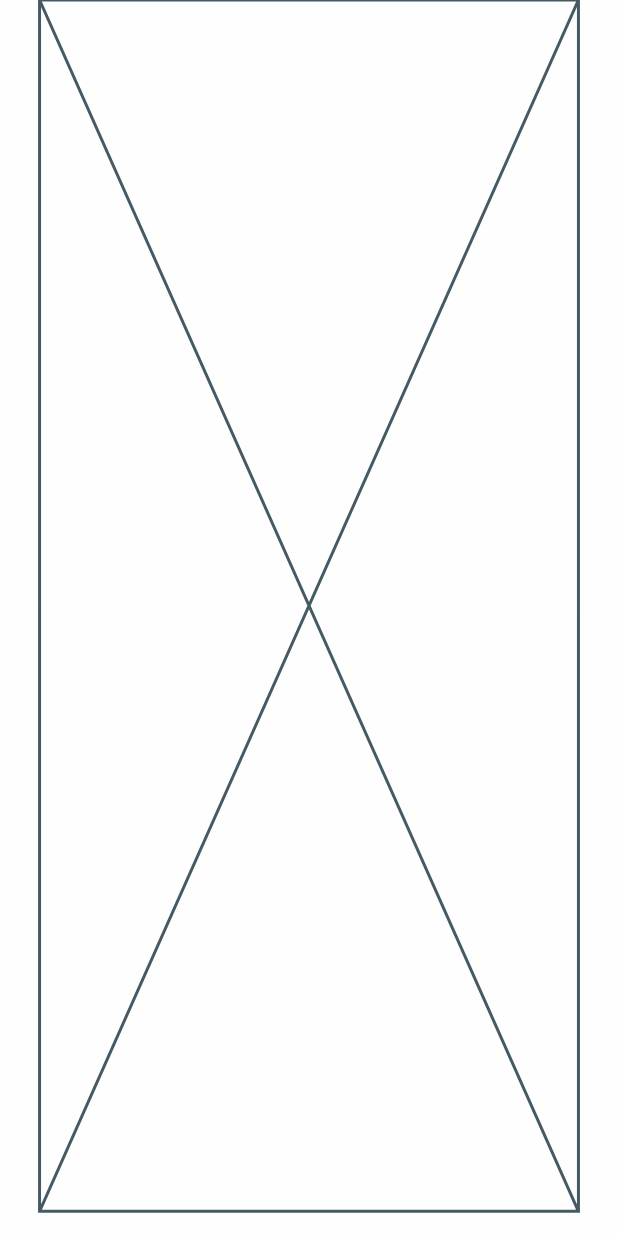
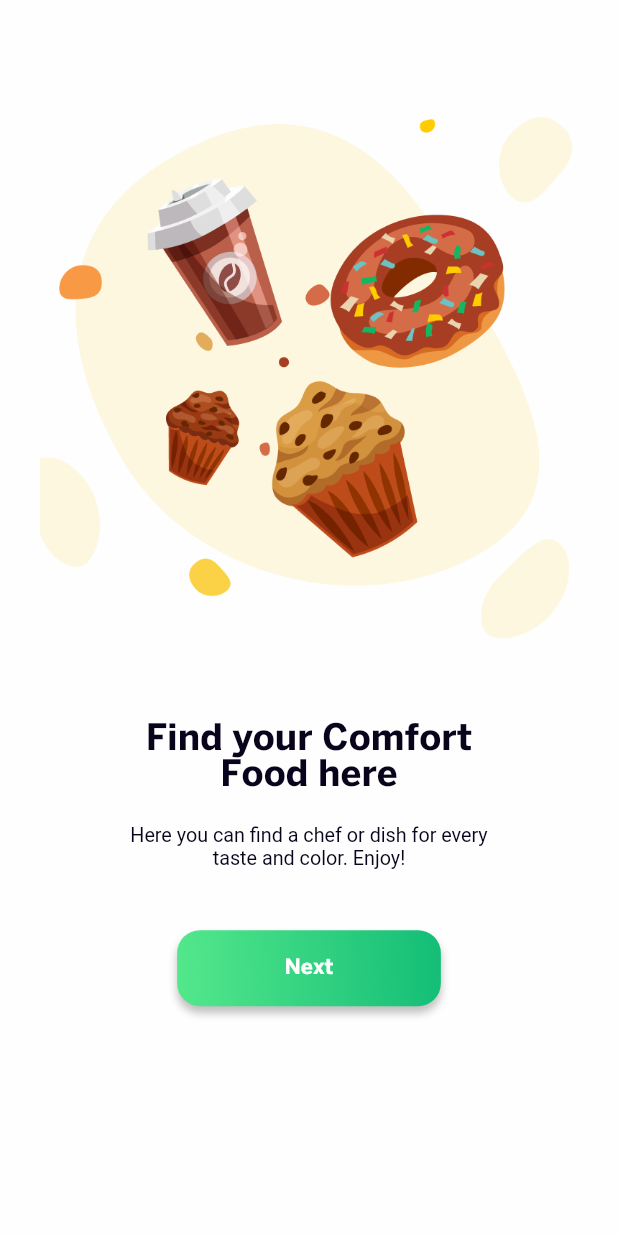
Before and after one commit to sublime247/food_delivery, a Flutter app: the screen it shows after launch, on a phone screen of 412 x 824 dp. Run offline on Flutter 3.47's test engine with Material 2 defaults, Android fonts, the phone set to English and light mode, and no system bars; our stand-ins replace equatable, firebase_core, flutter_riverpod, flutter_screenutil, fpdart, go_router; accounts and stored records are empty; Roboto replaces fonts that are missing (Montserrat).

```diff
--- a/lib/cores/components/button.dart
+++ b/lib/cores/components/button.dart
@@ -1,31 +1,47 @@
-// import 'package:flutter/material.dart';
+import 'package:flutter/material.dart';
+import 'package:food_delivery/cores/utils/utils.dart';
 
-// class ButtonWidet extends StatelessWidget {
-//   const ButtonWidet({super.key});
-
-//   @override
-//   Widget build(BuildContext context) {
-//     return Container(
-//       width: 141,
-//       height: 57,
-//       decoration: ShapeDecoration(
-//         gradient: const LinearGradient(
-//           begin: Alignment(0.99, -0.15),
-//           end: Alignment(-0.99, 0.15),
-//           colors: [Color(0xFF53E78B), Color(0xFF14BE77)],
-//         ),
-//         shape: RoundedRectangleBorder(
-//           borderRadius: BorderRadius.circular(15),
-//         ),
-//         shadows: const [
-//           BoxShadow(
-//             color: Color(0x3F000000),
-//             blurRadius: 4,
-//             offset: Offset(0, 4),
-//             spreadRadius: 0,
-//           )
-//         ],
-//       ),
-//     );
-//   }
-// }
+class ButtonWidget extends StatelessWidget {
+  const ButtonWidget({
+    super.key,
+    this.text,
+    this.child,
+    required this.onTap,
+  });
+  final String? text;
+  final Widget? child;
+  final VoidCallback onTap;
+  @override
+  Widget build(BuildContext context) {
+    return Container(
+      width: w(160),
+      height: h(50),
+      decoration: ShapeDecoration(
+        gradient: const LinearGradient(
+          begin: Alignment(0.99, -0.15),
+          end: Alignment(-0.99, 0.15),
+          colors: [Color(0xFF14BE77), Color(0xFF53E78B)],
+        ),
+        shape: RoundedRectangleBorder(
+          borderRadius: BorderRadius.circular(sr(15)),
+        ),
+        shadows: const [
+          BoxShadow(
+            color: Color(0x3F000000),
+            blurRadius: 4,
+            offset: Offset(0, 4),
+            spreadRadius: 0,
+          )
+        ],
+      ),
+      child: ElevatedButton(
+        onPressed: onTap,
+        style: ElevatedButton.styleFrom(
+          backgroundColor: Colors.transparent,
+          shadowColor: Colors.transparent,
+        ),
+        child: child ?? Text(text ?? ''),
+      ),
+    );
+  }
+}
--- a/lib/cores/components/components.dart
+++ b/lib/cores/components/components.dart
@@ -1,2 +1,3 @@
 export 'scaffold_widget.dart';
 export 'text_widget.dart';
+export 'button.dart';
--- a/lib/cores/components/text_widget.dart
+++ b/lib/cores/components/text_widget.dart
@@ -7,7 +7,7 @@ class TextWidget extends StatelessWidget {
     this.text, {
     Key? key,
     this.fontSize = kfsMedium,
-    this.textColor ,
+    this.textColor,
     this.fontWeight = FontWeight.w400,
     this.textAlign = TextAlign.justify,
     this.maxLines,
@@ -60,8 +60,8 @@ class RichTextWidget extends StatelessWidget {
     Key? key,
     this.fontSize = kfsMedium,
     this.fontSize2 = kfsMedium,
-    this.textColor ,
-    this.textColor2 ,
+    this.textColor,
+    this.textColor2,
     this.fontWeight = FontWeight.w400,
     this.fontWeight2 = FontWeight.w400,
     this.textAlign = TextAlign.justify,
--- a/lib/cores/constants/app_images.dart
+++ b/lib/cores/constants/app_images.dart
@@ -1,7 +1,7 @@
 abstract class ImageAssets {
   static const String logo = 'assets/images/Logo.png';
-  static const String onboardIllustration = 'assets/images/illustration.png';
-  static const String onboardIllustration2 = 'assets/images/illustration2.png';
+  static const String onboardIllustration = 'assets/images/Illustration.png';
+  static const String onboardIllustration2 = 'assets/images/Illustration2.png';
   static const String galleryIcon = 'assets/icons/gallery.svg';
   static const String payoneer = 'assets/icons/payoneer.svg';
   static const String paypal = 'assets/icons/paypal.svg';
--- /dev/null
+++ b/lib/cores/constants/app_strings.dart
@@ -0,0 +1,2 @@
+const String vigaFont = 'Viga';
+const String bentonSansFont = 'BentonSans';
--- a/lib/cores/constants/constants.dart
+++ b/lib/cores/constants/constants.dart
@@ -1 +1,3 @@
 export 'font_size.dart';
+export 'app_images.dart';
+export 'app_strings.dart';
--- a/lib/cores/navigator/app_routes.dart
+++ b/lib/cores/navigator/app_routes.dart
@@ -30,7 +30,7 @@ final appRoutes = [
 
   ),
   GoRoute(
-    path: RouteLocation.signup,
+    path: RouteLocation.signUp,
     parentNavigatorKey: navigationKey,
     builder: SplashView.builder,
 
--- a/lib/cores/navigator/route_location.dart
+++ b/lib/cores/navigator/route_location.dart
@@ -8,5 +8,5 @@ class RouteLocation {
   static String get onboard1 => '/onboard1';
   static String get onboard2 => '/onboard2';
   static String get login => '/login';
-  static String get signup => '/signup';
+  static String get signUp => '/signUp';
 }
--- a/lib/cores/theme/dark_palette.dart
+++ b/lib/cores/theme/dark_palette.dart
@@ -1,9 +1,11 @@
 import 'package:flutter/material.dart';
-import 'package:food_delivery/cores/theme/pallette.dart';
+import 'package:food_delivery/cores/theme/palette.dart';
 
 class DarkPalette implements Palette {
   @override
   Color get mainTextColor => const Color(0xffffffff);
+  @override
+  Color get primaryColor => const Color(0xFF53E78B);
 
   @override
   ThemeExtension<Palette> copyWith() {
@@ -21,3 +23,8 @@ class DarkPalette implements Palette {
   @override
   Object get type => Palette;
 }
+//  style: Theme.of(context).textTheme.displayLarge!.copyWith(
+//                     fontSize: sp(40),
+//                     fontWeight: FontWeight.bold,
+//                     color: AppColor.primayColor,
+//                   ),
--- a/lib/cores/theme/light_palette.dart
+++ b/lib/cores/theme/light_palette.dart
@@ -1,9 +1,11 @@
 import 'package:flutter/material.dart';
-import 'package:food_delivery/cores/theme/pallette.dart';
+import 'package:food_delivery/cores/theme/palette.dart';
 
 class LightPalette implements Palette {
   @override
   Color get mainTextColor => const Color(0xFF09041B);
+  @override
+  Color get primaryColor => const Color(0xFF53E78B);
 
   @override
   ThemeExtension<Palette> copyWith() {
--- a/lib/cores/theme/pallette.dart
+++ b/lib/cores/theme/palette.dart
@@ -2,4 +2,5 @@ import 'package:flutter/material.dart';
 
 abstract class Palette extends ThemeExtension<Palette> {
   Color get mainTextColor;
+  Color get primaryColor;
 }
--- a/lib/cores/theme/theme.dart
+++ b/lib/cores/theme/theme.dart
@@ -1,4 +1,4 @@
 export 'dark_palette.dart';
 export 'light_palette.dart';
-export 'pallette.dart';
+export 'palette.dart';
 export 'theme_mode_selector.dart';
--- a/lib/features/onboarding/presentation/views/onboard_screen.dart
+++ b/lib/features/onboarding/presentation/views/onboard_screen.dart
@@ -1,16 +1,11 @@
-
 import 'package:flutter/material.dart';
 import 'package:flutter_riverpod/flutter_riverpod.dart';
-import 'package:food_delivery/cores/components/scaffold_widget.dart';
-import 'package:go_router/go_router.dart';
+import 'package:food_delivery/cores/components/components.dart';
+import 'package:food_delivery/cores/constants/constants.dart';
+import 'package:food_delivery/cores/theme/theme.dart';
+import 'package:food_delivery/cores/utils/utils.dart';
 
 class OnboardScreen extends ConsumerStatefulWidget {
-  //  static OnboardScreen builder(
-  //   BuildContext context,
-  //   GoRouterState state,
-  //   WidgetRef ref,
-  // ) =>
-  //     const OnboardScreen();
   const OnboardScreen({super.key});
 
   @override
@@ -18,12 +13,37 @@ class OnboardScreen extends ConsumerStatefulWidget {
 }
 
 class _OnboardScreenState extends ConsumerState<OnboardScreen> {
-
   @override
   Widget build(BuildContext context) {
-    return  const ScaffoldWidget(body:
-     Placeholder()
-
-    , useSingleScroll: false);
+    late final theme = Theme.of(context).extension<Palette>()!;
+    return ScaffoldWidget(
+      body: Column(
+        children: [
+          vSpace(kXtremeLarge),
+          Image.asset(ImageAssets.onboardIllustration),
+          vSpace(kGlobalPadding),
+          TextWidget(
+            'Find your Comfort\nFood here',
+            textAlign: TextAlign.center,
+            textColor: theme.mainTextColor,
+            fontFamily: bentonSansFont,
+            fontSize: sp(kfsSuperLarge),
+          ),
+          vSpace(kfsExtraLarge),
+          TextWidget(
+            'Here you can find a chef or dish for every\ntaste and color. Enjoy!',
+            textAlign: TextAlign.center,
+            textColor: theme.mainTextColor,
+            fontSize: sp(kfsVeryTiny),
+          ),
+          vSpace(kXtremeLarge),
+          ButtonWidget(
+            onTap: () {},
+            text: 'Next',
+          )
+        ],
+      ),
+      useSingleScroll: false,
+    );
   }
 }
--- a/pubspec.yaml
+++ b/pubspec.yaml
@@ -52,8 +52,6 @@ flutter:
     - assets/icons/
     - assets/
 
-
-
   # An image asset can refer to one or more resolution-specific "variants", see
   # https://flutter.dev/assets-and-images/#resolution-aware
 
@@ -69,6 +67,9 @@ flutter:
     - family: BentonSans
       fonts:
         - asset: assets/fonts/BentonSans-Bold.otf
+    - family: Viga
+      fonts:
+        - asset: assets/fonts/Viga-Regular.otf
 
 
 
```
Also changed, not shown: lib/cores/theme/app_colors.dart (deleted, +0 -7 lines), lib/features/splash/presentation/views/splash_view.dart (+18 -11 lines), assets/fonts/Viga-Regular.otf (added).
